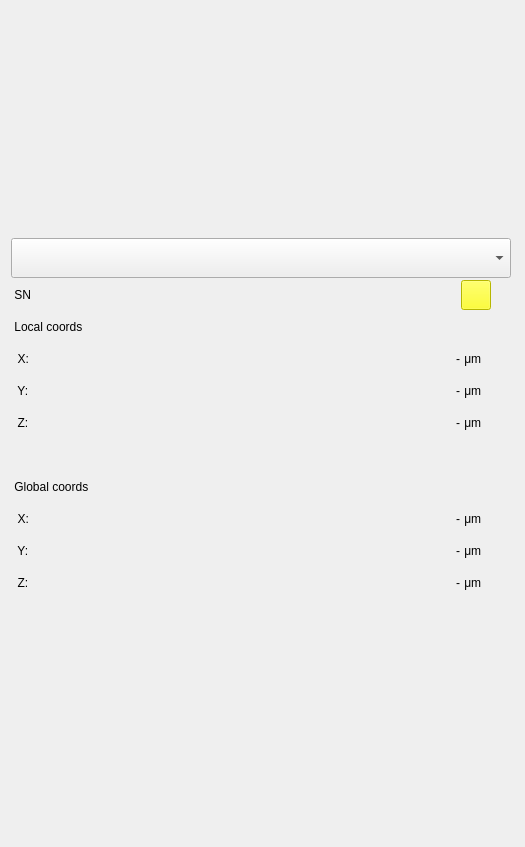
Old version of the form ui/stage_info.ui in the repository AllenNeuralDynamics/parallax.
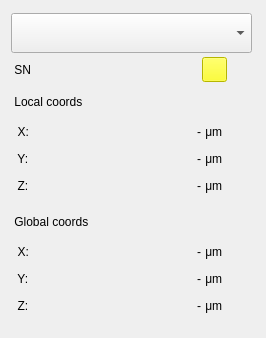
New version of the form.

```diff
--- a/ui/stage_info.ui
+++ b/ui/stage_info.ui
@@ -6,8 +6,8 @@
    <rect>
     <x>0</x>
     <y>0</y>
-    <width>525</width>
-    <height>847</height>
+    <width>266</width>
+    <height>338</height>
    </rect>
   </property>
   <property name="windowTitle">
@@ -50,13 +50,13 @@
          <property name="minimumSize">
           <size>
            <width>0</width>
-           <height>30</height>
+           <height>25</height>
           </size>
          </property>
          <property name="maximumSize">
           <size>
            <width>16777215</width>
-           <height>30</height>
+           <height>25</height>
           </size>
          </property>
          <property name="text">
@@ -128,7 +128,7 @@
          <property name="maximumSize">
           <size>
            <width>16777215</width>
-           <height>10</height>
+           <height>5</height>
           </size>
          </property>
          <property name="text">
@@ -141,13 +141,13 @@
          <property name="minimumSize">
           <size>
            <width>0</width>
-           <height>30</height>
+           <height>25</height>
           </size>
          </property>
          <property name="maximumSize">
           <size>
            <width>16777215</width>
-           <height>30</height>
+           <height>25</height>
           </size>
          </property>
          <property name="text">
@@ -159,8 +159,8 @@
         <widget class="QPushButton" name="pushButton">
          <property name="maximumSize">
           <size>
-           <width>30</width>
-           <height>30</height>
+           <width>25</width>
+           <height>25</height>
           </size>
          </property>
          <property name="styleSheet">
@@ -183,13 +183,13 @@
          <property name="minimumSize">
           <size>
            <width>0</width>
-           <height>30</height>
+           <height>25</height>
           </size>
          </property>
          <property name="maximumSize">
           <size>
            <width>16777215</width>
-           <height>30</height>
+           <height>25</height>
           </size>
          </property>
          <property name="text">
@@ -228,13 +228,13 @@
          <property name="minimumSize">
           <size>
            <width>0</width>
-           <height>30</height>
+           <height>25</height>
           </size>
          </property>
          <property name="maximumSize">
           <size>
            <width>16777215</width>
-           <height>30</height>
+           <height>25</height>
           </size>
          </property>
          <property name="text">
@@ -308,7 +308,7 @@
          <property name="maximumSize">
           <size>
            <width>150</width>
-           <height>30</height>
+           <height>5</height>
           </size>
          </property>
          <property name="text">
@@ -335,13 +335,13 @@
          <property name="minimumSize">
           <size>
            <width>0</width>
-           <height>30</height>
+           <height>25</height>
           </size>
          </property>
          <property name="maximumSize">
           <size>
            <width>16777215</width>
-           <height>30</height>
+           <height>25</height>
           </size>
          </property>
          <property name="text">
@@ -354,13 +354,13 @@
          <property name="minimumSize">
           <size>
            <width>0</width>
-           <height>30</height>
+           <height>25</height>
           </size>
          </property>
          <property name="maximumSize">
           <size>
            <width>16777215</width>
-           <height>30</height>
+           <height>25</height>
           </size>
          </property>
          <property name="text">
```
